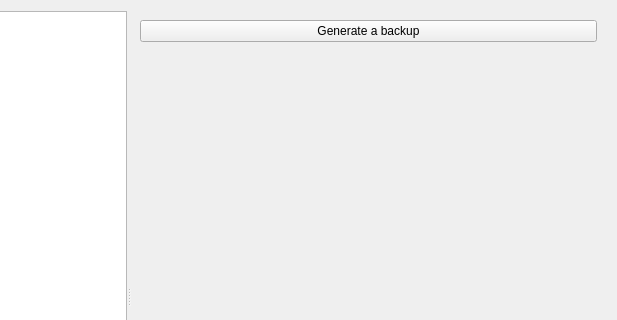
Above: src/gui/src/settings/options-window.ui from Bionus/imgbrd-grabber before the change; both pictures show x 126 to 743 and y 0 to 320 of the 743 by 619 pixel window. Below: the same form after it.
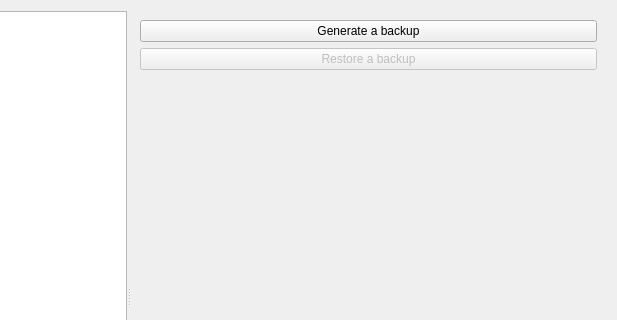
That is the form after the change. The open tabs and pages were chosen to show the change. Icons and pictures are not drawn.

Commit message: Add basic disabled backup import

```diff
--- a/src/gui/src/settings/options-window.ui
+++ b/src/gui/src/settings/options-window.ui
@@ -5374,6 +5374,16 @@
           </property>
          </widget>
         </item>
+        <item>
+         <widget class="QPushButton" name="buttonBackupRestore">
+          <property name="enabled">
+           <bool>false</bool>
+          </property>
+          <property name="text">
+           <string>Restore a backup</string>
+          </property>
+         </widget>
+        </item>
         <item>
          <spacer name="verticalSpacer_8">
           <property name="orientation">
```
Left out of the diff: 17 changed lines with no effect on the pictures. The commit also changes 6 other files.
